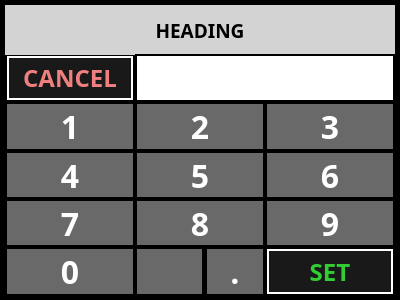
UnexplodedMinds/Stratofier, file ui/Keypad.ui: the form before one commit.
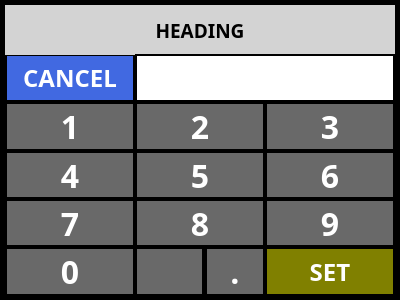
The form after the commit. Icons and pictures are not drawn.

```diff
--- a/ui/Keypad.ui
+++ b/ui/Keypad.ui
@@ -237,63 +237,63 @@
         <colorrole role="WindowText">
          <brush brushstyle="SolidPattern">
           <color alpha="255">
-           <red>50</red>
-           <green>205</green>
-           <blue>50</blue>
+           <red>255</red>
+           <green>255</green>
+           <blue>255</blue>
           </color>
          </brush>
         </colorrole>
         <colorrole role="Button">
          <brush brushstyle="SolidPattern">
           <color alpha="255">
-           <red>25</red>
-           <green>25</green>
-           <blue>25</blue>
+           <red>128</red>
+           <green>128</green>
+           <blue>0</blue>
           </color>
          </brush>
         </colorrole>
         <colorrole role="Text">
          <brush brushstyle="SolidPattern">
           <color alpha="255">
-           <red>50</red>
-           <green>205</green>
-           <blue>50</blue>
+           <red>255</red>
+           <green>255</green>
+           <blue>255</blue>
           </color>
          </brush>
         </colorrole>
         <colorrole role="ButtonText">
          <brush brushstyle="SolidPattern">
           <color alpha="255">
-           <red>50</red>
-           <green>205</green>
-           <blue>50</blue>
+           <red>255</red>
+           <green>255</green>
+           <blue>255</blue>
           </color>
          </brush>
         </colorrole>
         <colorrole role="Base">
          <brush brushstyle="SolidPattern">
           <color alpha="255">
-           <red>25</red>
-           <green>25</green>
-           <blue>25</blue>
+           <red>128</red>
+           <green>128</green>
+           <blue>0</blue>
           </color>
          </brush>
         </colorrole>
         <colorrole role="Window">
          <brush brushstyle="SolidPattern">
           <color alpha="255">
-           <red>25</red>
-           <green>25</green>
-           <blue>25</blue>
+           <red>128</red>
+           <green>128</green>
+           <blue>0</blue>
           </color>
          </brush>
         </colorrole>
         <colorrole role="PlaceholderText">
          <brush brushstyle="NoBrush">
           <color alpha="128">
-           <red>50</red>
-           <green>205</green>
-           <blue>50</blue>
+           <red>255</red>
+           <green>255</green>
+           <blue>255</blue>
           </color>
          </brush>
         </colorrole>
@@ -302,63 +302,63 @@
         <colorrole role="WindowText">
          <brush brushstyle="SolidPattern">
           <color alpha="255">
-           <red>50</red>
-           <green>205</green>
-           <blue>50</blue>
+           <red>255</red>
+           <green>255</green>
+           <blue>255</blue>
           </color>
          </brush>
         </colorrole>
         <colorrole role="Button">
          <brush brushstyle="SolidPattern">
           <color alpha="255">
-           <red>25</red>
-           <green>25</green>
-           <blue>25</blue>
+           <red>128</red>
+           <green>128</green>
+           <blue>0</blue>
           </color>
          </brush>
         </colorrole>
         <colorrole role="Text">
          <brush brushstyle="SolidPattern">
           <color alpha="255">
-           <red>50</red>
-           <green>205</green>
-           <blue>50</blue>
+           <red>255</red>
+           <green>255</green>
+           <blue>255</blue>
           </color>
          </brush>
         </colorrole>
         <colorrole role="ButtonText">
          <brush brushstyle="SolidPattern">
           <color alpha="255">
-           <red>50</red>
-           <green>205</green>
-           <blue>50</blue>
+           <red>255</red>
+           <green>255</green>
+           <blue>255</blue>
           </color>
          </brush>
         </colorrole>
         <colorrole role="Base">
          <brush brushstyle="SolidPattern">
           <color alpha="255">
-           <red>25</red>
-           <green>25</green>
-           <blue>25</blue>
+           <red>128</red>
+           <green>128</green>
+           <blue>0</blue>
           </color>
          </brush>
         </colorrole>
         <colorrole role="Window">
          <brush brushstyle="SolidPattern">
           <color alpha="255">
-           <red>25</red>
-           <green>25</green>
-           <blue>25</blue>
+           <red>128</red>
+           <green>128</green>
+           <blue>0</blue>
           </color>
          </brush>
         </colorrole>
         <colorrole role="PlaceholderText">
          <brush brushstyle="NoBrush">
           <color alpha="128">
-           <red>50</red>
-           <green>205</green>
-           <blue>50</blue>
+           <red>255</red>
+           <green>255</green>
+           <blue>255</blue>
           </color>
          </brush>
         </colorrole>
@@ -367,63 +367,63 @@
         <colorrole role="WindowText">
          <brush brushstyle="SolidPattern">
           <color alpha="255">
-           <red>50</red>
-           <green>205</green>
-           <blue>50</blue>
+           <red>255</red>
+           <green>255</green>
+           <blue>255</blue>
           </color>
          </brush>
         </colorrole>
         <colorrole role="Button">
          <brush brushstyle="SolidPattern">
           <color alpha="255">
-           <red>25</red>
-           <green>25</green>
-           <blue>25</blue>
+           <red>128</red>
+           <green>128</green>
+           <blue>0</blue>
           </color>
          </brush>
         </colorrole>
         <colorrole role="Text">
          <brush brushstyle="SolidPattern">
           <color alpha="255">
-           <red>50</red>
-           <green>205</green>
-           <blue>50</blue>
+           <red>255</red>
+           <green>255</green>
+           <blue>255</blue>
           </color>
          </brush>
         </colorrole>
         <colorrole role="ButtonText">
          <brush brushstyle="SolidPattern">
           <color alpha="255">
-           <red>50</red>
-           <green>205</green>
-           <blue>50</blue>
+           <red>255</red>
+           <green>255</green>
+           <blue>255</blue>
           </color>
          </brush>
         </colorrole>
         <colorrole role="Base">
          <brush brushstyle="SolidPattern">
           <color alpha="255">
-           <red>25</red>
-           <green>25</green>
-           <blue>25</blue>
+           <red>128</red>
+           <green>128</green>
+           <blue>0</blue>
           </color>
          </brush>
         </colorrole>
         <colorrole role="Window">
          <brush brushstyle="SolidPattern">
           <color alpha="255">
-           <red>25</red>
-           <green>25</green>
-           <blue>25</blue>
+           <red>128</red>
+           <green>128</green>
+           <blue>0</blue>
           </color>
          </brush>
         </colorrole>
         <colorrole role="PlaceholderText">
          <brush brushstyle="NoBrush">
           <color alpha="128">
-           <red>50</red>
-           <green>205</green>
-           <blue>50</blue>
+           <red>255</red>
+           <green>255</green>
+           <blue>255</blue>
           </color>
          </brush>
         </colorrole>
@@ -441,10 +441,8 @@
      <property name="styleSheet">
       <string notr="true">QPushButton
 {
-	border: 2px solid white;
-	background-color: #191919;
-	color: LimeGreen;
-	margin: 2px;
+	background-color: Olive;
+	color: white;
 }
 QPushButton::pressed
 {
@@ -600,63 +598,63 @@
         <colorrole role="WindowText">
          <brush brushstyle="SolidPattern">
           <color alpha="255">
-           <red>240</red>
-           <green>128</green>
-           <blue>128</blue>
+           <red>255</red>
+           <green>255</green>
+           <blue>255</blue>
           </color>
          </brush>
         </colorrole>
         <colorrole role="Button">
          <brush brushstyle="SolidPattern">
           <color alpha="255">
-           <red>25</red>
-           <green>25</green>
-           <blue>25</blue>
+           <red>65</red>
+           <green>105</green>
+           <blue>225</blue>
           </color>
          </brush>
         </colorrole>
         <colorrole role="Text">
          <brush brushstyle="SolidPattern">
           <color alpha="255">
-           <red>240</red>
-           <green>128</green>
-           <blue>128</blue>
+           <red>255</red>
+           <green>255</green>
+           <blue>255</blue>
           </color>
          </brush>
         </colorrole>
         <colorrole role="ButtonText">
          <brush brushstyle="SolidPattern">
           <color alpha="255">
-           <red>240</red>
-           <green>128</green>
-           <blue>128</blue>
+           <red>255</red>
+           <green>255</green>
+           <blue>255</blue>
           </color>
          </brush>
         </colorrole>
         <colorrole role="Base">
          <brush brushstyle="SolidPattern">
           <color alpha="255">
-           <red>25</red>
-           <green>25</green>
-           <blue>25</blue>
+           <red>65</red>
+           <green>105</green>
+           <blue>225</blue>
           </color>
          </brush>
         </colorrole>
         <colorrole role="Window">
          <brush brushstyle="SolidPattern">
           <color alpha="255">
-           <red>25</red>
-           <green>25</green>
-           <blue>25</blue>
+           <red>65</red>
+           <green>105</green>
+           <blue>225</blue>
           </color>
          </brush>
         </colorrole>
         <colorrole role="PlaceholderText">
          <brush brushstyle="NoBrush">
           <color alpha="128">
-           <red>240</red>
-           <green>128</green>
-           <blue>128</blue>
+           <red>255</red>
+           <green>255</green>
+           <blue>255</blue>
           </color>
          </brush>
         </colorrole>
@@ -665,63 +663,63 @@
         <colorrole role="WindowText">
          <brush brushstyle="SolidPattern">
           <color alpha="255">
-           <red>240</red>
-           <green>128</green>
-           <blue>128</blue>
+           <red>255</red>
+           <green>255</green>
+           <blue>255</blue>
           </color>
          </brush>
         </colorrole>
         <colorrole role="Button">
          <brush brushstyle="SolidPattern">
           <color alpha="255">
-           <red>25</red>
-           <green>25</green>
-           <blue>25</blue>
+           <red>65</red>
+           <green>105</green>
+           <blue>225</blue>
           </color>
          </brush>
         </colorrole>
         <colorrole role="Text">
          <brush brushstyle="SolidPattern">
           <color alpha="255">
-           <red>240</red>
-           <green>128</green>
-           <blue>128</blue>
+           <red>255</red>
+           <green>255</green>
+           <blue>255</blue>
           </color>
          </brush>
         </colorrole>
         <colorrole role="ButtonText">
          <brush brushstyle="SolidPattern">
           <color alpha="255">
-           <red>240</red>
-           <green>128</green>
-           <blue>128</blue>
+           <red>255</red>
+           <green>255</green>
+           <blue>255</blue>
           </color>
          </brush>
         </colorrole>
         <colorrole role="Base">
          <brush brushstyle="SolidPattern">
           <color alpha="255">
-           <red>25</red>
-           <green>25</green>
-           <blue>25</blue>
+           <red>65</red>
+           <green>105</green>
+           <blue>225</blue>
           </color>
          </brush>
         </colorrole>
         <colorrole role="Window">
          <brush brushstyle="SolidPattern">
           <color alpha="255">
-           <red>25</red>
-           <green>25</green>
-           <blue>25</blue>
+           <red>65</red>
+           <green>105</green>
+           <blue>225</blue>
           </color>
          </brush>
         </colorrole>
         <colorrole role="PlaceholderText">
          <brush brushstyle="NoBrush">
           <color alpha="128">
-           <red>240</red>
-           <green>128</green>
-           <blue>128</blue>
+           <red>255</red>
+           <green>255</green>
+           <blue>255</blue>
           </color>
          </brush>
         </colorrole>
@@ -730,63 +728,63 @@
         <colorrole role="WindowText">
          <brush brushstyle="SolidPattern">
           <color alpha="255">
-           <red>240</red>
-           <green>128</green>
-           <blue>128</blue>
+           <red>255</red>
+           <green>255</green>
+           <blue>255</blue>
           </color>
          </brush>
         </colorrole>
         <colorrole role="Button">
          <brush brushstyle="SolidPattern">
           <color alpha="255">
-           <red>25</red>
-           <green>25</green>
-           <blue>25</blue>
+           <red>65</red>
+           <green>105</green>
+           <blue>225</blue>
           </color>
          </brush>
         </colorrole>
         <colorrole role="Text">
          <brush brushstyle="SolidPattern">
           <color alpha="255">
-           <red>240</red>
-           <green>128</green>
-           <blue>128</blue>
+           <red>255</red>
+           <green>255</green>
+           <blue>255</blue>
           </color>
          </brush>
         </colorrole>
         <colorrole role="ButtonText">
          <brush brushstyle="SolidPattern">
           <color alpha="255">
-           <red>240</red>
-           <green>128</green>
-           <blue>128</blue>
+           <red>255</red>
+           <green>255</green>
+           <blue>255</blue>
           </color>
          </brush>
         </colorrole>
         <colorrole role="Base">
          <brush brushstyle="SolidPattern">
           <color alpha="255">
-           <red>25</red>
-           <green>25</green>
-           <blue>25</blue>
+           <red>65</red>
+           <green>105</green>
+           <blue>225</blue>
           </color>
          </brush>
         </colorrole>
         <colorrole role="Window">
          <brush brushstyle="SolidPattern">
           <color alpha="255">
-           <red>25</red>
-           <green>25</green>
-           <blue>25</blue>
+           <red>65</red>
+           <green>105</green>
+           <blue>225</blue>
           </color>
          </brush>
         </colorrole>
         <colorrole role="PlaceholderText">
          <brush brushstyle="NoBrush">
           <color alpha="128">
-           <red>240</red>
-           <green>128</green>
-           <blue>128</blue>
+           <red>255</red>
+           <green>255</green>
+           <blue>255</blue>
           </color>
          </brush>
         </colorrole>
@@ -807,10 +805,8 @@
      <property name="styleSheet">
       <string notr="true">QPushButton
 {
-	border: 2px solid white;
-	background-color: #191919;
-	color: LightCoral;
-	margin: 2px;
+	background-color: RoyalBlue;
+	color: white;
 }
 QPushButton::pressed
 {
```
Left out of the diff: 8 changed lines with no effect on the pictures.
